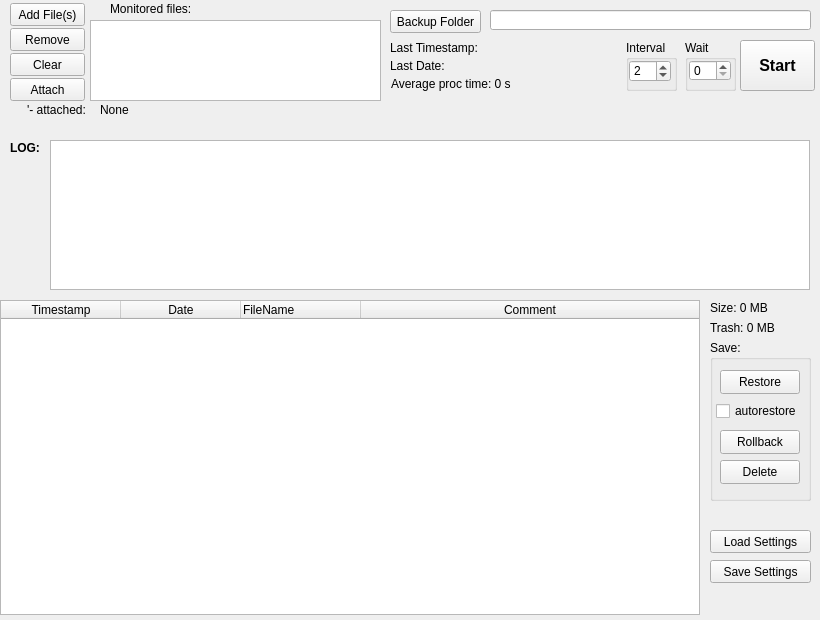
misiektw/sgauto, file sgauto.ui: the form before one commit.
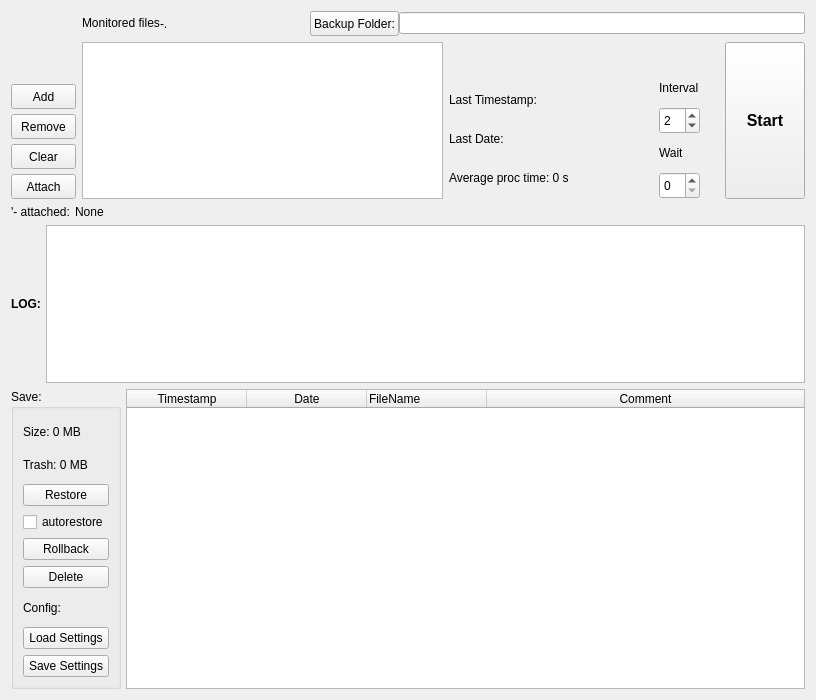
The form after the commit.

Commit message: Remake Ui layout. Bump version to 1.0b

What changed in the file:
```diff
--- a/sgauto.ui
+++ b/sgauto.ui
@@ -6,504 +6,140 @@
    <rect>
     <x>0</x>
     <y>0</y>
-    <width>820</width>
-    <height>620</height>
+    <width>816</width>
+    <height>700</height>
    </rect>
   </property>
   <property name="sizePolicy">
-   <sizepolicy hsizetype="Maximum" vsizetype="Maximum">
-    <horstretch>0</horstretch>
-    <verstretch>0</verstretch>
+   <sizepolicy hsizetype="Minimum" vsizetype="Minimum">
+    <horstretch>1</horstretch>
+    <verstretch>1</verstretch>
    </sizepolicy>
   </property>
+  <property name="minimumSize">
+   <size>
+    <width>800</width>
+    <height>700</height>
+   </size>
+  </property>
   <property name="windowTitle">
    <string>Form</string>
   </property>
-  <widget class="QPushButton" name="bClear">
-   <property name="geometry">
-    <rect>
-     <x>10</x>
-     <y>53</y>
-     <width>75</width>
-     <height>23</height>
-    </rect>
-   </property>
-   <property name="toolTip">
-    <string>&lt;html&gt;&lt;head/&gt;&lt;body&gt;&lt;p&gt;Clear all files from list.&lt;/p&gt;&lt;/body&gt;&lt;/html&gt;</string>
-   </property>
-   <property name="text">
-    <string>Clear</string>
-   </property>
-  </widget>
-  <widget class="QLabel" name="lbTrash">
-   <property name="geometry">
-    <rect>
-     <x>710</x>
-     <y>320</y>
-     <width>101</width>
-     <height>16</height>
-    </rect>
-   </property>
-   <property name="text">
-    <string>Trash: 0 MB</string>
-   </property>
-  </widget>
-  <widget class="QPushButton" name="bLoadSet">
-   <property name="geometry">
-    <rect>
-     <x>710</x>
-     <y>530</y>
-     <width>101</width>
-     <height>23</height>
-    </rect>
-   </property>
-   <property name="toolTip">
-    <string>&lt;html&gt;&lt;head/&gt;&lt;body&gt;&lt;p&gt;Load settings from custom location.&lt;/p&gt;&lt;/body&gt;&lt;/html&gt;</string>
-   </property>
-   <property name="text">
-    <string>Load Settings</string>
-   </property>
-  </widget>
-  <widget class="QPushButton" name="bBakPath">
-   <property name="geometry">
-    <rect>
-     <x>390</x>
-     <y>10</y>
-     <width>91</width>
-     <height>23</height>
-    </rect>
-   </property>
-   <property name="toolTip">
-    <string>&lt;html&gt;&lt;head/&gt;&lt;body&gt;&lt;p&gt;Select backup folder for your zipped files.&lt;/p&gt;&lt;/body&gt;&lt;/html&gt;</string>
-   </property>
-   <property name="text">
-    <string>Backup Folder</string>
-   </property>
-  </widget>
-  <widget class="QPushButton" name="bStart">
-   <property name="geometry">
-    <rect>
-     <x>740</x>
-     <y>40</y>
-     <width>75</width>
-     <height>51</height>
-    </rect>
-   </property>
-   <property name="font">
-    <font>
-     <pointsize>12</pointsize>
-     <weight>75</weight>
-     <bold>true</bold>
-    </font>
-   </property>
-   <property name="toolTip">
-    <string>&lt;html&gt;&lt;head/&gt;&lt;body&gt;&lt;p&gt;Start monitoring.&lt;/p&gt;&lt;p&gt;Current settings will be saved.&lt;/p&gt;&lt;/body&gt;&lt;/html&gt;</string>
-   </property>
-   <property name="text">
-    <string>Start</string>
-   </property>
-   <property name="checkable">
-    <bool>true</bool>
-   </property>
-  </widget>
-  <widget class="QLabel" name="label">
-   <property name="geometry">
-    <rect>
-     <x>10</x>
-     <y>140</y>
-     <width>41</width>
-     <height>16</height>
-    </rect>
-   </property>
-   <property name="font">
-    <font>
-     <weight>75</weight>
-     <bold>true</bold>
-    </font>
-   </property>
-   <property name="text">
-    <string>LOG:</string>
-   </property>
-  </widget>
-  <widget class="QTableWidget" name="tabFList">
-   <property name="geometry">
-    <rect>
-     <x>0</x>
-     <y>300</y>
-     <width>700</width>
-     <height>315</height>
-    </rect>
-   </property>
-   <property name="minimumSize">
-    <size>
-     <width>531</width>
-     <height>0</height>
-    </size>
-   </property>
-   <property name="toolTip">
-    <string>&lt;html&gt;&lt;head/&gt;&lt;body&gt;&lt;p&gt;List of backup files in backup folder.&lt;/p&gt;&lt;/body&gt;&lt;/html&gt;</string>
-   </property>
-   <property name="alternatingRowColors">
-    <bool>true</bool>
-   </property>
-   <property name="selectionMode">
-    <enum>QAbstractItemView::ContiguousSelection</enum>
-   </property>
-   <property name="selectionBehavior">
-    <enum>QAbstractItemView::SelectRows</enum>
-   </property>
-   <property name="wordWrap">
-    <bool>false</bool>
-   </property>
-   <attribute name="horizontalHeaderDefaultSectionSize">
-    <number>120</number>
-   </attribute>
-   <attribute name="horizontalHeaderStretchLastSection">
-    <bool>true</bool>
-   </attribute>
-   <attribute name="verticalHeaderDefaultSectionSize">
-    <number>24</number>
-   </attribute>
-   <attribute name="verticalHeaderStretchLastSection">
-    <bool>false</bool>
-   </attribute>
-   <column>
-    <property name="text">
-     <string>Timestamp</string>
-    </property>
-   </column>
-   <column>
-    <property name="text">
-     <string>Date</string>
-    </property>
-   </column>
-   <column>
-    <property name="text">
-     <string>FileName</string>
-    </property>
-    <property name="textAlignment">
-     <set>AlignLeading|AlignVCenter</set>
-    </property>
-   </column>
-   <column>
-    <property name="text">
-     <string>Comment</string>
-    </property>
-   </column>
-  </widget>
-  <widget class="QListWidget" name="lwStatus">
-   <property name="enabled">
-    <bool>true</bool>
-   </property>
-   <property name="geometry">
-    <rect>
-     <x>50</x>
-     <y>140</y>
-     <width>760</width>
-     <height>150</height>
-    </rect>
-   </property>
-   <property name="autoScroll">
-    <bool>true</bool>
-   </property>
-   <property name="editTriggers">
-    <set>QAbstractItemView::NoEditTriggers</set>
-   </property>
-   <property name="alternatingRowColors">
-    <bool>true</bool>
-   </property>
-   <property name="textElideMode">
-    <enum>Qt::ElideNone</enum>
-   </property>
-  </widget>
-  <widget class="QLabel" name="lbAvgProcTime">
-   <property name="geometry">
-    <rect>
-     <x>391</x>
-     <y>76</y>
-     <width>201</width>
-     <height>16</height>
-    </rect>
-   </property>
-   <property name="text">
-    <string>Average proc time: 0 s</string>
-   </property>
-  </widget>
-  <widget class="QGroupBox" name="gbSave">
-   <property name="geometry">
-    <rect>
-     <x>710</x>
-     <y>340</y>
-     <width>101</width>
-     <height>161</height>
-    </rect>
-   </property>
-   <property name="title">
-    <string>Save:</string>
-   </property>
-   <widget class="QPushButton" name="pbRestore">
-    <property name="geometry">
-     <rect>
-      <x>10</x>
-      <y>30</y>
-      <width>80</width>
-      <height>24</height>
-     </rect>
-    </property>
-    <property name="toolTip">
-     <string>&lt;html&gt;&lt;head/&gt;&lt;body&gt;&lt;p&gt;Restore selected save file(s) to your game save location.&lt;/p&gt;&lt;/body&gt;&lt;/html&gt;</string>
-    </property>
-    <property name="text">
-     <string>Restore</string>
-    </property>
-   </widget>
-   <widget class="QPushButton" name="pbDelete">
-    <property name="geometry">
-     <rect>
-      <x>10</x>
-      <y>120</y>
-      <width>80</width>
-      <height>24</height>
-     </rect>
-    </property>
-    <property name="toolTip">
-     <string>Duh...</string>
-    </property>
-    <property name="text">
-     <string>Delete</string>
-    </property>
-   </widget>
-   <widget class="QPushButton" name="pbRollback">
-    <property name="geometry">
-     <rect>
-      <x>10</x>
-      <y>90</y>
-      <width>80</width>
-      <height>24</height>
-     </rect>
-    </property>
-    <property name="toolTip">
-     <string>Restore selected save and delete all newer.</string>
-    </property>
-    <property name="text">
-     <string>Rollback</string>
-    </property>
-   </widget>
-   <widget class="QCheckBox" name="cbAutoRes">
-    <property name="geometry">
-     <rect>
-      <x>6</x>
-      <y>60</y>
-      <width>91</width>
-      <height>22</height>
-     </rect>
-    </property>
-    <property name="toolTip">
-     <string>Automaticaly restore selected or last backup if files are missing.</string>
-    </property>
-    <property name="text">
-     <string>autorestore</string>
-    </property>
-   </widget>
-  </widget>
-  <widget class="QPushButton" name="bSaveSet">
-   <property name="geometry">
-    <rect>
-     <x>710</x>
-     <y>560</y>
-     <width>101</width>
-     <height>23</height>
-    </rect>
-   </property>
-   <property name="toolTip">
-    <string>&lt;html&gt;&lt;head/&gt;&lt;body&gt;&lt;p&gt;Save settings to custom location.&lt;/p&gt;&lt;/body&gt;&lt;/html&gt;</string>
-   </property>
-   <property name="text">
-    <string>Save Settings</string>
-   </property>
-  </widget>
-  <widget class="QPushButton" name="bAddFiles">
-   <property name="geometry">
-    <rect>
-     <x>10</x>
-     <y>3</y>
-     <width>75</width>
-     <height>23</height>
-    </rect>
-   </property>
-   <property name="toolTip">
-    <string>&lt;html&gt;&lt;head/&gt;&lt;body&gt;&lt;p&gt;Add some files that you want to monitor changes for.&lt;/p&gt;&lt;/body&gt;&lt;/html&gt;</string>
-   </property>
-   <property name="text">
-    <string>Add File(s)</string>
-   </property>
-  </widget>
-  <widget class="QLabel" name="lbSize">
-   <property name="geometry">
-    <rect>
-     <x>710</x>
-     <y>300</y>
-     <width>101</width>
-     <height>16</height>
-    </rect>
-   </property>
-   <property name="text">
-    <string>Size: 0 MB</string>
-   </property>
-  </widget>
-  <widget class="QListWidget" name="lwSGPaths">
-   <property name="geometry">
-    <rect>
-     <x>90</x>
-     <y>20</y>
-     <width>291</width>
-     <height>81</height>
-    </rect>
-   </property>
-   <property name="toolTip">
-    <string>&lt;html&gt;&lt;head/&gt;&lt;body&gt;&lt;p&gt;List of files that will be added to save backup.&lt;/p&gt;&lt;/body&gt;&lt;/html&gt;</string>
-   </property>
-  </widget>
-  <widget class="QGroupBox" name="groupBox_4">
-   <property name="geometry">
-    <rect>
-     <x>685</x>
-     <y>40</y>
-     <width>51</width>
-     <height>51</height>
-    </rect>
-   </property>
-   <property name="title">
-    <string>Wait</string>
-   </property>
-   <widget class="QSpinBox" name="sbWait">
-    <property name="geometry">
-     <rect>
-      <x>4</x>
-      <y>20</y>
-      <width>42</width>
-      <height>21</height>
-     </rect>
-    </property>
-    <property name="toolTip">
-     <string>&lt;html&gt;&lt;head/&gt;&lt;body&gt;&lt;p&gt;Wait this many seconds before processing if change was detected. &lt;/p&gt;&lt;p&gt;Can't be more than Interval. Useful for long updates in multiple files.&lt;/p&gt;&lt;/body&gt;&lt;/html&gt;</string>
-    </property>
-    <property name="value">
-     <number>0</number>
-    </property>
-   </widget>
-  </widget>
-  <widget class="QLabel" name="lbTStamp">
-   <property name="geometry">
-    <rect>
-     <x>390</x>
-     <y>40</y>
-     <width>201</width>
-     <height>16</height>
-    </rect>
-   </property>
-   <property name="text">
-    <string>Last Timestamp:</string>
-   </property>
-  </widget>
-  <widget class="QLabel" name="lbDate">
-   <property name="geometry">
-    <rect>
-     <x>390</x>
-     <y>58</y>
-     <width>201</width>
-     <height>16</height>
-    </rect>
-   </property>
-   <property name="text">
-    <string>Last Date:</string>
-   </property>
-  </widget>
-  <widget class="QGroupBox" name="groupBox">
-   <property name="geometry">
-    <rect>
-     <x>626</x>
-     <y>40</y>
-     <width>51</width>
-     <height>51</height>
-    </rect>
-   </property>
-   <property name="title">
-    <string>Interval</string>
-   </property>
-   <widget class="QSpinBox" name="sbInter">
-    <property name="geometry">
-     <rect>
-      <x>3</x>
-      <y>20</y>
-      <width>42</width>
-      <height>22</height>
-     </rect>
-    </property>
-    <property name="toolTip">
-     <string>&lt;html&gt;&lt;head/&gt;&lt;body&gt;&lt;p&gt;Check files for a change every so often.&lt;/p&gt;&lt;/body&gt;&lt;/html&gt;</string>
-    </property>
-    <property name="minimum">
-     <number>1</number>
-    </property>
-    <property name="value">
-     <number>2</number>
-    </property>
-   </widget>
-  </widget>
-  <widget class="QPushButton" name="bRemove">
-   <property name="geometry">
-    <rect>
-     <x>10</x>
-     <y>28</y>
-     <width>75</width>
-     <height>23</height>
-    </rect>
-   </property>
-   <property name="toolTip">
-    <string>&lt;html&gt;&lt;head/&gt;&lt;body&gt;&lt;p&gt;Remove files from monitor list.&lt;/p&gt;&lt;/body&gt;&lt;/html&gt;</string>
-   </property>
-   <property name="text">
-    <string>Remove</string>
-   </property>
-  </widget>
-  <widget class="QLineEdit" name="leBakPath">
-   <property name="geometry">
-    <rect>
-     <x>490</x>
-     <y>10</y>
-     <width>321</width>
-     <height>20</height>
-    </rect>
-   </property>
-   <property name="toolTip">
-    <string>&lt;html&gt;&lt;head/&gt;&lt;body&gt;&lt;p&gt;Path to folder that will hold backups.&lt;/p&gt;&lt;/body&gt;&lt;/html&gt;</string>
-   </property>
-  </widget>
-  <widget class="QLabel" name="label_2">
-   <property name="geometry">
-    <rect>
-     <x>110</x>
-     <y>0</y>
-     <width>111</width>
-     <height>18</height>
-    </rect>
-   </property>
-   <property name="text">
-    <string>Monitored files:</string>
-   </property>
-  </widget>
-  <widget class="QPushButton" name="bAttach">
-   <property name="geometry">
-    <rect>
-     <x>10</x>
-     <y>78</y>
-     <width>75</width>
-     <height>23</height>
-    </rect>
-   </property>
-   <property name="toolTip">
-    <string>&lt;html&gt;&lt;head/&gt;&lt;body&gt;&lt;p&gt;Attach extension script to extract info from save file.&lt;br/&gt;Should be Python script with a function &amp;quot;extract_comment&amp;quot;: 
+  <layout class="QVBoxLayout" name="verticalLayout_4">
+   <item>
+    <layout class="QHBoxLayout" name="top">
+     <property name="sizeConstraint">
+      <enum>QLayout::SetDefaultConstraint</enum>
+     </property>
+     <item>
+      <layout class="QVBoxLayout" name="fbuttons">
+       <property name="spacing">
+        <number>5</number>
+       </property>
+       <property name="sizeConstraint">
+        <enum>QLayout::SetFixedSize</enum>
+       </property>
+       <item>
+        <widget class="QLabel" name="label_10">
+         <property name="sizePolicy">
+          <sizepolicy hsizetype="Preferred" vsizetype="Preferred">
+           <horstretch>0</horstretch>
+           <verstretch>0</verstretch>
+          </sizepolicy>
+         </property>
+         <property name="maximumSize">
+          <size>
+           <width>16777215</width>
+           <height>200</height>
+          </size>
+         </property>
+         <property name="text">
+          <string/>
+         </property>
+        </widget>
+       </item>
+       <item>
+        <widget class="QPushButton" name="bAddFiles">
+         <property name="sizePolicy">
+          <sizepolicy hsizetype="Preferred" vsizetype="Preferred">
+           <horstretch>0</horstretch>
+           <verstretch>0</verstretch>
+          </sizepolicy>
+         </property>
+         <property name="maximumSize">
+          <size>
+           <width>65</width>
+           <height>25</height>
+          </size>
+         </property>
+         <property name="toolTip">
+          <string>&lt;html&gt;&lt;head/&gt;&lt;body&gt;&lt;p&gt;Add some files that you want to monitor changes for.&lt;/p&gt;&lt;/body&gt;&lt;/html&gt;</string>
+         </property>
+         <property name="text">
+          <string>Add</string>
+         </property>
+        </widget>
+       </item>
+       <item>
+        <widget class="QPushButton" name="bRemove">
+         <property name="sizePolicy">
+          <sizepolicy hsizetype="Preferred" vsizetype="Preferred">
+           <horstretch>0</horstretch>
+           <verstretch>0</verstretch>
+          </sizepolicy>
+         </property>
+         <property name="maximumSize">
+          <size>
+           <width>65</width>
+           <height>25</height>
+          </size>
+         </property>
+         <property name="toolTip">
+          <string>&lt;html&gt;&lt;head/&gt;&lt;body&gt;&lt;p&gt;Remove files from monitor list.&lt;/p&gt;&lt;/body&gt;&lt;/html&gt;</string>
+         </property>
+         <property name="text">
+          <string>Remove</string>
+         </property>
+        </widget>
+       </item>
+       <item>
+        <widget class="QPushButton" name="bClear">
+         <property name="sizePolicy">
+          <sizepolicy hsizetype="Preferred" vsizetype="Preferred">
+           <horstretch>0</horstretch>
+           <verstretch>0</verstretch>
+          </sizepolicy>
+         </property>
+         <property name="maximumSize">
+          <size>
+           <width>65</width>
+           <height>25</height>
+          </size>
+         </property>
+         <property name="toolTip">
+          <string>&lt;html&gt;&lt;head/&gt;&lt;body&gt;&lt;p&gt;Clear all files from list.&lt;/p&gt;&lt;/body&gt;&lt;/html&gt;</string>
+         </property>
+         <property name="text">
+          <string>Clear</string>
+         </property>
+        </widget>
+       </item>
+       <item>
+        <widget class="QPushButton" name="bAttach">
+         <property name="sizePolicy">
+          <sizepolicy hsizetype="Preferred" vsizetype="Preferred">
+           <horstretch>0</horstretch>
+           <verstretch>0</verstretch>
+          </sizepolicy>
+         </property>
+         <property name="maximumSize">
+          <size>
+           <width>65</width>
+           <height>25</height>
+          </size>
+         </property>
+         <property name="toolTip">
+          <string>&lt;html&gt;&lt;head/&gt;&lt;body&gt;&lt;p&gt;Attach extension script to extract info from save file.&lt;br/&gt;Should be Python script with a function &amp;quot;extract_comment&amp;quot;: 
 
 &lt;pre&gt;&lt;code&gt;
 &lt;span style=&quot;color: #569cd6&quot;&gt;def&lt;/span&gt; &lt;span style=&quot;color: #0cdc0a&quot;&gt;extract_comment&lt;/span&gt;(
@@ -517,37 +153,665 @@
 &lt;/code&gt;&lt;/pre&gt;
 
 &lt;br/&gt;&lt;/p&gt;&lt;/body&gt;&lt;/html&gt;</string>
-   </property>
-   <property name="text">
-    <string>Attach</string>
-   </property>
-  </widget>
-  <widget class="QLabel" name="label_3">
-   <property name="geometry">
-    <rect>
-     <x>27</x>
-     <y>100</y>
-     <width>71</width>
-     <height>20</height>
-    </rect>
-   </property>
-   <property name="text">
-    <string>'- attached:</string>
-   </property>
-  </widget>
-  <widget class="QLabel" name="lbAttached">
-   <property name="geometry">
-    <rect>
-     <x>100</x>
-     <y>101</y>
-     <width>711</width>
-     <height>18</height>
-    </rect>
-   </property>
-   <property name="text">
-    <string>None</string>
-   </property>
-  </widget>
+         </property>
+         <property name="text">
+          <string>Attach</string>
+         </property>
+        </widget>
+       </item>
+      </layout>
+     </item>
+     <item>
+      <layout class="QVBoxLayout" name="verticalLayout_3">
+       <item>
+        <layout class="QHBoxLayout" name="bfold" stretch="0,0,0,0">
+         <property name="spacing">
+          <number>0</number>
+         </property>
+         <property name="sizeConstraint">
+          <enum>QLayout::SetMaximumSize</enum>
+         </property>
+         <item>
+          <widget class="QLabel" name="label_2">
+           <property name="sizePolicy">
+            <sizepolicy hsizetype="Expanding" vsizetype="Maximum">
+             <horstretch>0</horstretch>
+             <verstretch>0</verstretch>
+            </sizepolicy>
+           </property>
+           <property name="maximumSize">
+            <size>
+             <width>16777215</width>
+             <height>20</height>
+            </size>
+           </property>
+           <property name="text">
+            <string>Monitored files</string>
+           </property>
+          </widget>
+         </item>
+         <item>
+          <widget class="QLabel" name="label_9">
+           <property name="minimumSize">
+            <size>
+             <width>150</width>
+             <height>0</height>
+            </size>
+           </property>
+           <property name="text">
+            <string>-.</string>
+           </property>
+          </widget>
+         </item>
+         <item>
+          <widget class="QPushButton" name="bBakPath">
+           <property name="sizePolicy">
+            <sizepolicy hsizetype="Maximum" vsizetype="Maximum">
+             <horstretch>0</horstretch>
+             <verstretch>0</verstretch>
+            </sizepolicy>
+           </property>
+           <property name="minimumSize">
+            <size>
+             <width>0</width>
+             <height>25</height>
+            </size>
+           </property>
+           <property name="maximumSize">
+            <size>
+             <width>16777215</width>
+             <height>25</height>
+            </size>
+           </property>
+           <property name="toolTip">
+            <string>&lt;html&gt;&lt;head/&gt;&lt;body&gt;&lt;p&gt;Select backup folder for your zipped files.&lt;/p&gt;&lt;/body&gt;&lt;/html&gt;</string>
+           </property>
+           <property name="text">
+            <string>Backup Folder:</string>
+           </property>
+          </widget>
+         </item>
+         <item>
+          <widget class="QLineEdit" name="leBakPath">
+           <property name="sizePolicy">
+            <sizepolicy hsizetype="Minimum" vsizetype="Fixed">
+             <horstretch>1</horstretch>
+             <verstretch>0</verstretch>
+            </sizepolicy>
+           </property>
+           <property name="minimumSize">
+            <size>
+             <width>250</width>
+             <height>0</height>
+            </size>
+           </property>
+           <property name="toolTip">
+            <string>&lt;html&gt;&lt;head/&gt;&lt;body&gt;&lt;p&gt;Path to folder that will hold backups.&lt;/p&gt;&lt;/body&gt;&lt;/html&gt;</string>
+           </property>
+          </widget>
+         </item>
+        </layout>
+       </item>
+       <item>
+        <layout class="QHBoxLayout" name="horizontalLayout">
+         <item>
+          <widget class="QListWidget" name="lwSGPaths">
+           <property name="sizePolicy">
+            <sizepolicy hsizetype="Expanding" vsizetype="Expanding">
+             <horstretch>1</horstretch>
+             <verstretch>1</verstretch>
+            </sizepolicy>
+           </property>
+           <property name="minimumSize">
+            <size>
+             <width>250</width>
+             <height>125</height>
+            </size>
+           </property>
+           <property name="maximumSize">
+            <size>
+             <width>16777215</width>
+             <height>300</height>
+            </size>
+           </property>
+          </widget>
+         </item>
+         <item>
+          <layout class="QHBoxLayout" name="sta_cnt">
+           <property name="spacing">
+            <number>5</number>
+           </property>
+           <item>
+            <layout class="QVBoxLayout" name="time_lb">
+             <property name="spacing">
+              <number>5</number>
+             </property>
+             <item>
+              <widget class="QLabel" name="label_7">
+               <property name="maximumSize">
+                <size>
+                 <width>16777215</width>
+                 <height>30</height>
+                </size>
+               </property>
+               <property name="text">
+                <string/>
+               </property>
+              </widget>
+             </item>
+             <item>
+              <widget class="QLabel" name="lbTStamp">
+               <property name="minimumSize">
+                <size>
+                 <width>205</width>
+                 <height>0</height>
+                </size>
+               </property>
+               <property name="maximumSize">
+                <size>
+                 <width>16777215</width>
+                 <height>30</height>
+                </size>
+               </property>
+               <property name="text">
+                <string>Last Timestamp:</string>
+               </property>
+              </widget>
+             </item>
+             <item>
+              <widget class="QLabel" name="lbDate">
+               <property name="maximumSize">
+                <size>
+                 <width>16777215</width>
+                 <height>30</height>
+                </size>
+               </property>
+               <property name="text">
+                <string>Last Date:</string>
+               </property>
+              </widget>
+             </item>
+             <item>
+              <widget class="QLabel" name="lbAvgProcTime">
+               <property name="maximumSize">
+                <size>
+                 <width>16777215</width>
+                 <height>30</height>
+                </size>
+               </property>
+               <property name="text">
+                <string>Average proc time: 0 s</string>
+               </property>
+              </widget>
+             </item>
+            </layout>
+           </item>
+           <item>
+            <layout class="QVBoxLayout" name="verticalLayout_2">
+             <property name="spacing">
+              <number>5</number>
+             </property>
+             <item>
+              <widget class="QLabel" name="label_8">
+               <property name="maximumSize">
+                <size>
+                 <width>16777215</width>
+                 <height>30</height>
+                </size>
+               </property>
+               <property name="text">
+                <string/>
+               </property>
+              </widget>
+             </item>
+             <item>
+              <widget class="QLabel" name="label_5">
+               <property name="maximumSize">
+                <size>
+                 <width>16777215</width>
+                 <height>30</height>
+                </size>
+               </property>
+               <property name="text">
+                <string>Interval</string>
+               </property>
+              </widget>
+             </item>
+             <item>
+              <widget class="QSpinBox" name="sbInter">
+               <property name="maximumSize">
+                <size>
+                 <width>16777215</width>
+                 <height>30</height>
+                </size>
+               </property>
+               <property name="toolTip">
+                <string>&lt;html&gt;&lt;head/&gt;&lt;body&gt;&lt;p&gt;Check files for a change every so often.&lt;/p&gt;&lt;/body&gt;&lt;/html&gt;</string>
+               </property>
+               <property name="minimum">
+                <number>1</number>
+               </property>
+               <property name="value">
+                <number>2</number>
+               </property>
+              </widget>
+             </item>
+             <item>
+              <widget class="QLabel" name="label_6">
+               <property name="maximumSize">
+                <size>
+                 <width>16777215</width>
+                 <height>30</height>
+                </size>
+               </property>
+               <property name="text">
+                <string>Wait</string>
+               </property>
+              </widget>
+             </item>
+             <item>
+              <widget class="QSpinBox" name="sbWait">
+               <property name="maximumSize">
+                <size>
+                 <width>16777215</width>
+                 <height>30</height>
+                </size>
+               </property>
+               <property name="toolTip">
+                <string>&lt;html&gt;&lt;head/&gt;&lt;body&gt;&lt;p&gt;Wait this many seconds before processing if change was detected. &lt;/p&gt;&lt;p&gt;Can't be more than Interval. Useful for long updates in multiple files.&lt;/p&gt;&lt;/body&gt;&lt;/html&gt;</string>
+               </property>
+               <property name="value">
+                <number>0</number>
+               </property>
+              </widget>
+             </item>
+            </layout>
+           </item>
+           <item>
+            <spacer name="verticalSpacer">
+             <property name="orientation">
+              <enum>Qt::Vertical</enum>
+             </property>
+             <property name="sizeType">
+              <enum>QSizePolicy::Fixed</enum>
+             </property>
+             <property name="sizeHint" stdset="0">
+              <size>
+               <width>20</width>
+               <height>125</height>
+              </size>
+             </property>
+            </spacer>
+           </item>
+           <item>
+            <widget class="QPushButton" name="bStart">
+             <property name="sizePolicy">
+              <sizepolicy hsizetype="Preferred" vsizetype="Preferred">
+               <horstretch>0</horstretch>
+               <verstretch>0</verstretch>
+              </sizepolicy>
+             </property>
+             <property name="minimumSize">
+              <size>
+               <width>80</width>
+               <height>0</height>
+              </size>
+             </property>
+             <property name="maximumSize">
+              <size>
+               <width>70</width>
+               <height>200</height>
+              </size>
+             </property>
+             <property name="font">
+              <font>
+               <pointsize>12</pointsize>
+               <weight>75</weight>
+               <bold>true</bold>
+              </font>
+             </property>
+             <property name="toolTip">
+              <string>&lt;html&gt;&lt;head/&gt;&lt;body&gt;&lt;p&gt;Start monitoring.&lt;/p&gt;&lt;p&gt;Current settings will be saved.&lt;/p&gt;&lt;/body&gt;&lt;/html&gt;</string>
+             </property>
+             <property name="text">
+              <string>Start</string>
+             </property>
+             <property name="checkable">
+              <bool>true</bool>
+             </property>
+            </widget>
+           </item>
+          </layout>
+         </item>
+        </layout>
+       </item>
+      </layout>
+     </item>
+    </layout>
+   </item>
+   <item>
+    <layout class="QHBoxLayout" name="attachlb">
+     <property name="spacing">
+      <number>5</number>
+     </property>
+     <item>
+      <widget class="QLabel" name="label_3">
+       <property name="sizePolicy">
+        <sizepolicy hsizetype="Minimum" vsizetype="Preferred">
+         <horstretch>0</horstretch>
+         <verstretch>0</verstretch>
+        </sizepolicy>
+       </property>
+       <property name="text">
+        <string>'- attached:</string>
+       </property>
+      </widget>
+     </item>
+     <item>
+      <widget class="QLabel" name="lbAttached">
+       <property name="sizePolicy">
+        <sizepolicy hsizetype="Preferred" vsizetype="Preferred">
+         <horstretch>1</horstretch>
+         <verstretch>0</verstretch>
+        </sizepolicy>
+       </property>
+       <property name="text">
+        <string>None</string>
+       </property>
+      </widget>
+     </item>
+    </layout>
+   </item>
+   <item>
+    <layout class="QHBoxLayout" name="middle_log" stretch="0,0">
+     <property name="spacing">
+      <number>5</number>
+     </property>
+     <property name="sizeConstraint">
+      <enum>QLayout::SetDefaultConstraint</enum>
+     </property>
+     <item>
+      <widget class="QLabel" name="label">
+       <property name="font">
+        <font>
+         <weight>75</weight>
+         <bold>true</bold>
+        </font>
+       </property>
+       <property name="text">
+        <string>LOG:</string>
+       </property>
+      </widget>
+     </item>
+     <item>
+      <widget class="QListWidget" name="lwStatus">
+       <property name="enabled">
+        <bool>true</bool>
+       </property>
+       <property name="sizePolicy">
+        <sizepolicy hsizetype="Expanding" vsizetype="Minimum">
+         <horstretch>1</horstretch>
+         <verstretch>1</verstretch>
+        </sizepolicy>
+       </property>
+       <property name="minimumSize">
+        <size>
+         <width>0</width>
+         <height>150</height>
+        </size>
+       </property>
+       <property name="maximumSize">
+        <size>
+         <width>16777215</width>
+         <height>300</height>
+        </size>
+       </property>
+       <property name="autoScroll">
+        <bool>true</bool>
+       </property>
+       <property name="editTriggers">
+        <set>QAbstractItemView::NoEditTriggers</set>
+       </property>
+       <property name="alternatingRowColors">
+        <bool>true</bool>
+       </property>
+       <property name="textElideMode">
+        <enum>Qt::ElideNone</enum>
+       </property>
+      </widget>
+     </item>
+    </layout>
+   </item>
+   <item>
+    <layout class="QHBoxLayout" name="bottm">
+     <property name="spacing">
+      <number>5</number>
+     </property>
+     <item>
+      <widget class="QGroupBox" name="gbSave">
+       <property name="sizePolicy">
+        <sizepolicy hsizetype="Maximum" vsizetype="Minimum">
+         <horstretch>0</horstretch>
+         <verstretch>0</verstretch>
+        </sizepolicy>
+       </property>
+       <property name="minimumSize">
+        <size>
+         <width>100</width>
+         <height>0</height>
+        </size>
+       </property>
+       <property name="title">
+        <string>Save:</string>
+       </property>
+       <layout class="QVBoxLayout" name="verticalLayout">
+        <item>
+         <widget class="QLabel" name="lbSize">
+          <property name="minimumSize">
+           <size>
+            <width>0</width>
+            <height>20</height>
+           </size>
+          </property>
+          <property name="text">
+           <string>Size: 0 MB</string>
+          </property>
+         </widget>
+        </item>
+        <item>
+         <widget class="QLabel" name="lbTrash">
+          <property name="minimumSize">
+           <size>
+            <width>0</width>
+            <height>20</height>
+           </size>
+          </property>
+          <property name="text">
+           <string>Trash: 0 MB</string>
+          </property>
+         </widget>
+        </item>
+        <item>
+         <widget class="QPushButton" name="pbRestore">
+          <property name="minimumSize">
+           <size>
+            <width>0</width>
+            <height>20</height>
+           </size>
+          </property>
+          <property name="toolTip">
+           <string>&lt;html&gt;&lt;head/&gt;&lt;body&gt;&lt;p&gt;Restore selected save file(s) to your game save location.&lt;/p&gt;&lt;/body&gt;&lt;/html&gt;</string>
+          </property>
+          <property name="text">
+           <string>Restore</string>
+          </property>
+         </widget>
+        </item>
+        <item>
+         <widget class="QCheckBox" name="cbAutoRes">
+          <property name="minimumSize">
+           <size>
+            <width>0</width>
+            <height>20</height>
+           </size>
+          </property>
+          <property name="toolTip">
+           <string>Automaticaly restore selected or last backup if files are missing.</string>
+          </property>
+          <property name="text">
+           <string>autorestore</string>
+          </property>
+         </widget>
+        </item>
+        <item>
+         <widget class="QPushButton" name="pbRollback">
+          <property name="minimumSize">
+           <size>
+            <width>0</width>
+            <height>20</height>
+           </size>
+          </property>
+          <property name="toolTip">
+           <string>Restore selected save and delete all newer.</string>
+          </property>
+          <property name="text">
+           <string>Rollback</string>
+          </property>
+         </widget>
+        </item>
+        <item>
+         <widget class="QPushButton" name="pbDelete">
+          <property name="minimumSize">
+           <size>
+            <width>0</width>
+            <height>20</height>
+           </size>
+          </property>
+          <property name="toolTip">
+           <string>Duh...</string>
+          </property>
+          <property name="text">
+           <string>Delete</string>
+          </property>
+         </widget>
+        </item>
+        <item>
+         <widget class="QLabel" name="label_4">
+          <property name="minimumSize">
+           <size>
+            <width>0</width>
+            <height>20</height>
+           </size>
+          </property>
+          <property name="text">
+           <string>Config:</string>
+          </property>
+         </widget>
+        </item>
+        <item>
+         <widget class="QPushButton" name="bLoadSet">
+          <property name="minimumSize">
+           <size>
+            <width>0</width>
+            <height>20</height>
+           </size>
+          </property>
+          <property name="toolTip">
+           <string>&lt;html&gt;&lt;head/&gt;&lt;body&gt;&lt;p&gt;Load settings from custom location.&lt;/p&gt;&lt;/body&gt;&lt;/html&gt;</string>
+          </property>
+          <property name="text">
+           <string>Load Settings</string>
+          </property>
+         </widget>
+        </item>
+        <item>
+         <widget class="QPushButton" name="bSaveSet">
+          <property name="minimumSize">
+           <size>
+            <width>0</width>
+            <height>20</height>
+           </size>
+          </property>
+          <property name="toolTip">
+           <string>&lt;html&gt;&lt;head/&gt;&lt;body&gt;&lt;p&gt;Save settings to custom location.&lt;/p&gt;&lt;/body&gt;&lt;/html&gt;</string>
+          </property>
+          <property name="text">
+           <string>Save Settings</string>
+          </property>
+         </widget>
+        </item>
+       </layout>
+      </widget>
+     </item>
+     <item>
+      <widget class="QTableWidget" name="tabFList">
+       <property name="sizePolicy">
+        <sizepolicy hsizetype="Minimum" vsizetype="Minimum">
+         <horstretch>1</horstretch>
+         <verstretch>1</verstretch>
+        </sizepolicy>
+       </property>
+       <property name="minimumSize">
+        <size>
+         <width>600</width>
+         <height>300</height>
+        </size>
+       </property>
+       <property name="toolTip">
+        <string>&lt;html&gt;&lt;head/&gt;&lt;body&gt;&lt;p&gt;List of backup files in backup folder.&lt;/p&gt;&lt;/body&gt;&lt;/html&gt;</string>
+       </property>
+       <property name="alternatingRowColors">
+        <bool>true</bool>
+       </property>
+       <property name="selectionMode">
+        <enum>QAbstractItemView::ContiguousSelection</enum>
+       </property>
+       <property name="selectionBehavior">
+        <enum>QAbstractItemView::SelectRows</enum>
+       </property>
+       <property name="wordWrap">
+        <bool>false</bool>
+       </property>
+       <attribute name="horizontalHeaderDefaultSectionSize">
+        <number>120</number>
+       </attribute>
+       <attribute name="horizontalHeaderStretchLastSection">
+        <bool>true</bool>
+       </attribute>
+       <attribute name="verticalHeaderDefaultSectionSize">
+        <number>24</number>
+       </attribute>
+       <attribute name="verticalHeaderStretchLastSection">
+        <bool>false</bool>
+       </attribute>
+       <column>
+        <property name="text">
+         <string>Timestamp</string>
+        </property>
+       </column>
+       <column>
+        <property name="text">
+         <string>Date</string>
+        </property>
+       </column>
+       <column>
+        <property name="text">
+         <string>FileName</string>
+        </property>
+        <property name="textAlignment">
+         <set>AlignLeading|AlignVCenter</set>
+        </property>
+       </column>
+       <column>
+        <property name="text">
+         <string>Comment</string>
+        </property>
+       </column>
+      </widget>
+     </item>
+    </layout>
+   </item>
+  </layout>
  </widget>
  <resources/>
  <connections/>
```
The commit also changes 1 other file.
